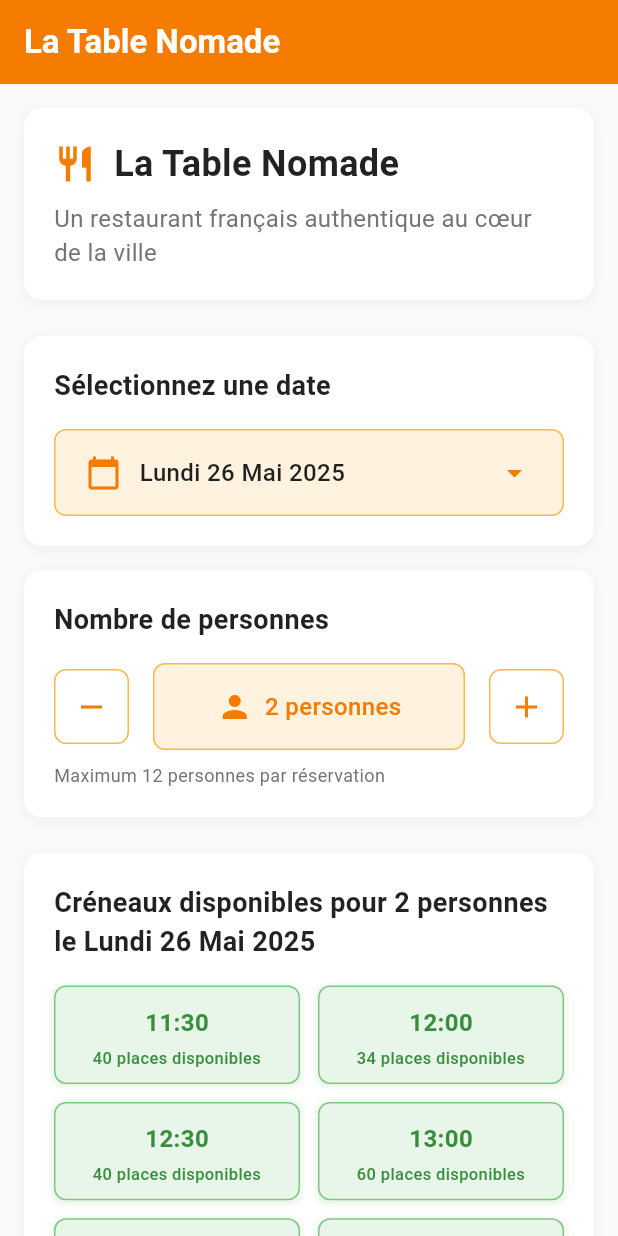
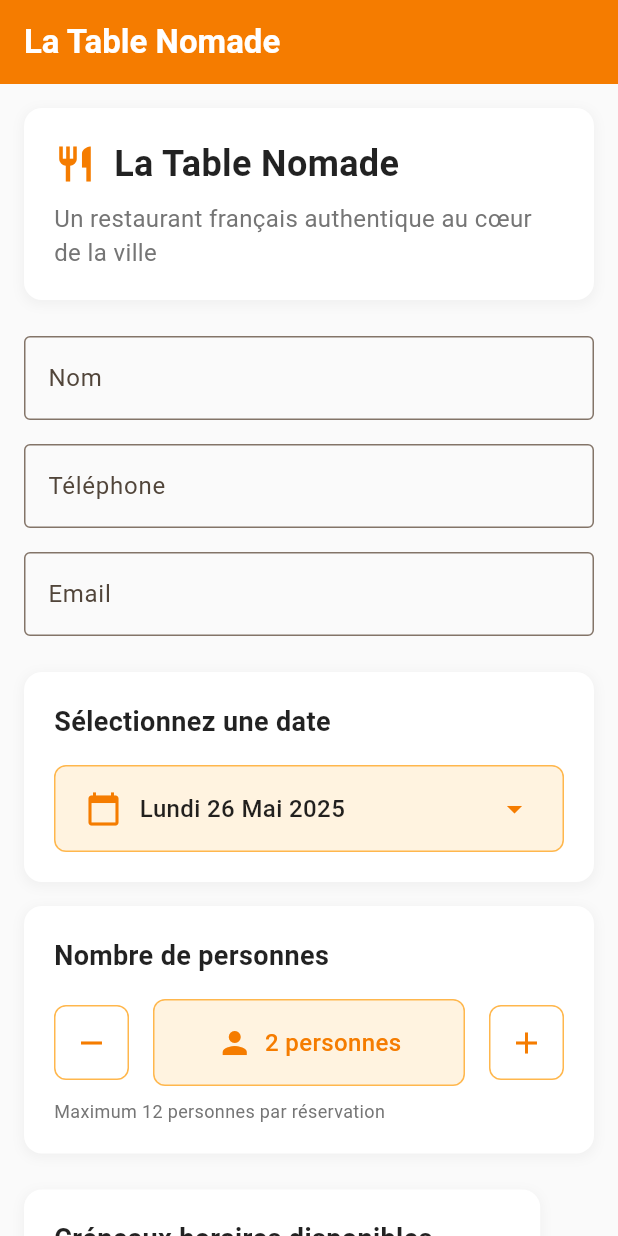
Before and after one commit to LoanCB/flutter-eval, a Flutter app: the screen it shows after launch, on a phone screen of 412 x 824 dp. Run offline on Flutter 3.47's test engine with Material 3 defaults, Android fonts, the phone set to English and light mode, and no system bars.

Commit message:
feat(reservation): add reservation form and confirmation screen with validation

```diff
--- /dev/null
+++ b/front/lib/models/reservation.dart
@@ -0,0 +1,33 @@
+import 'package:flutter/material.dart';
+
+class ReservationFormData {
+  final String name;
+  final String phone;
+  final String email;
+  final int numberOfGuests;
+  final DateTime date;
+  final TimeOfDay time;
+  String status;
+
+  ReservationFormData({
+    required this.name,
+    required this.phone,
+    required this.email,
+    required this.numberOfGuests,
+    required this.date,
+    required this.time,
+    this.status = 'pending',
+  });
+
+  Map<String, dynamic> toJson() {
+    return {
+      'name': name,
+      'phone': phone,
+      'email': email,
+      'numberOfGuests': numberOfGuests,
+      'date': date.toIso8601String(),
+      'time': '${time.hour}:${time.minute}',
+      'status': status,
+    };
+  }
+}
--- a/front/lib/screens/reservation_screen.dart
+++ b/front/lib/screens/reservation_screen.dart
@@ -1,6 +1,8 @@
 import 'package:flutter/material.dart';
 import '../models/restaurant_models.dart';
 import '../data/restaurant_data.dart';
+import '../models/reservation.dart';
+import 'reservation_confirmation_screen.dart';
 
 class ReservationScreen extends StatefulWidget {
   const ReservationScreen({super.key});
@@ -10,17 +12,31 @@ class ReservationScreen extends StatefulWidget {
 }
 
 class _ReservationScreenState extends State<ReservationScreen> {
+  final _formKey = GlobalKey<FormState>();
   DateTime? selectedDate;
-  int numberOfGuests = 2; // Valeur par défaut
+  TimeOfDay? selectedTime;
+  int numberOfGuests = 2;
   List<TimeSlot> availableTimeSlots = [];
   bool isLoading = false;
+
+  // Form controllers
+  final _nameController = TextEditingController();
+  final _phoneController = TextEditingController();
+  final _emailController = TextEditingController();
 
   @override
   void initState() {
     super.initState();
-    // Pré-sélectionner la date d'aujourd'hui
     selectedDate = DateTime.now();
     _loadTimeSlots();
+  }
+
+  @override
+  void dispose() {
+    _nameController.dispose();
+    _phoneController.dispose();
+    _emailController.dispose();
+    super.dispose();
   }
 
   void _loadTimeSlots() {
@@ -61,6 +77,110 @@ class _ReservationScreenState extends State<ReservationScreen> {
     }
   }
 
+  TimeOfDay _parseTimeSlot(String timeString) {
+    final parts = timeString.split(':');
+    return TimeOfDay(
+      hour: int.parse(parts[0]),
+      minute: int.parse(parts[1]),
+    );
+  }
+
+  void _handleTimeSlotSelection(TimeSlot slot) {
+    setState(() {
+      selectedTime = _parseTimeSlot(slot.time);
+    });
+  }
+
+  void _submitReservation() {
+    if (_formKey.currentState?.validate() ?? false) {
+      if (selectedDate == null || selectedTime == null) {
+        ScaffoldMessenger.of(context).showSnackBar(
+          const SnackBar(
+            content: Text('Veuillez sélectionner une date et une heure'),
+            backgroundColor: Colors.red,
+          ),
+        );
+        return;
+      }
+
+      final reservation = ReservationFormData(
+        name: _nameController.text,
+        phone: _phoneController.text,
+        email: _emailController.text,
+        numberOfGuests: numberOfGuests,
+        date: selectedDate!,
+        time: selectedTime!,
+      );
+
+      Navigator.push(
+        context,
+        MaterialPageRoute(
+          builder: (context) => ReservationConfirmationScreen(
+            reservation: reservation,
+          ),
+        ),
+      );
+    }
+  }
+
+  Widget _buildForm() {
+    return Form(
+      key: _formKey,
+      child: Column(
+        crossAxisAlignment: CrossAxisAlignment.start,
+        children: [
+          TextFormField(
+            controller: _nameController,
+            decoration: const InputDecoration(
+              labelText: 'Nom',
+              border: OutlineInputBorder(),
+            ),
+            validator: (value) {
+              if (value == null || value.isEmpty) {
+                return 'Veuillez entrer votre nom';
+              }
+              return null;
+            },
+          ),
+          const SizedBox(height: 16),
+          TextFormField(
+            controller: _phoneController,
+            decoration: const InputDecoration(
+              labelText: 'Téléphone',
+              border: OutlineInputBorder(),
+            ),
+            keyboardType: TextInputType.phone,
+            validator: (value) {
+              if (value == null || value.isEmpty) {
+                return 'Veuillez entrer votre numéro de téléphone';
+              }
+              // Add phone number validation if needed
+              return null;
+            },
+          ),
+          const SizedBox(height: 16),
+          TextFormField(
+            controller: _emailController,
+            decoration: const InputDecoration(
+              labelText: 'Email',
+              border: OutlineInputBorder(),
+            ),
+            keyboardType: TextInputType.emailAddress,
+            validator: (value) {
+              if (value == null || value.isEmpty) {
+                return 'Veuillez entrer votre email';
+              }
+              if (!value.contains('@')) {
+                return 'Veuillez entrer un email valide';
+              }
+              return null;
+            },
+          ),
+        ],
+      ),
+    );
+  }
+
   @override
   Widget build(BuildContext context) {
     return Scaffold(
@@ -85,6 +205,10 @@ class _ReservationScreenState extends State<ReservationScreen> {
             _buildRestaurantHeader(),
             const SizedBox(height: 24),
 
+            // Formulaire de réservation
+            _buildForm(),
+            const SizedBox(height: 24),
+
             // Sélection de la date
             _buildDateSelector(),
             const SizedBox(height: 16),
@@ -95,6 +219,19 @@ class _ReservationScreenState extends State<ReservationScreen> {
 
             // Créneaux horaires disponibles
             if (selectedDate != null) ...[_buildTimeSlotsSection()],
+
+            // Bouton de confirmation
+            const SizedBox(height: 24),
+            SizedBox(
+              width: double.infinity,
+              child: ElevatedButton(
+                onPressed: selectedTime != null ? _submitReservation : null,
+                style: ElevatedButton.styleFrom(
+                  padding: const EdgeInsets.symmetric(vertical: 16),
+                ),
+                child: const Text('Confirmer la réservation'),
+              ),
+            ),
           ],
         ),
       ),
@@ -321,8 +458,8 @@ class _ReservationScreenState extends State<ReservationScreen> {
   }
 
   Widget _buildTimeSlotsSection() {
-    if (!RestaurantData.isRestaurantOpen(selectedDate!)) {
-      return _buildClosedMessage();
+    if (isLoading) {
+      return const Center(child: CircularProgressIndicator());
     }
 
     return Container(
@@ -342,147 +479,53 @@ class _ReservationScreenState extends State<ReservationScreen> {
       child: Column(
         crossAxisAlignment: CrossAxisAlignment.start,
         children: [
-          Text(
-            'Créneaux disponibles pour $numberOfGuests ${numberOfGuests == 1 ? 'personne' : 'personnes'}\nle ${_formatDate(selectedDate!)}',
-            style: const TextStyle(
+          const Text(
+            'Créneaux horaires disponibles',
+            style: TextStyle(
               fontSize: 18,
               fontWeight: FontWeight.bold,
               color: Colors.black87,
             ),
           ),
           const SizedBox(height: 16),
-
-          if (isLoading)
-            const Center(
-              child: Padding(
-                padding: EdgeInsets.all(20.0),
-                child: CircularProgressIndicator(),
+          if (availableTimeSlots.isEmpty)
+            const Text(
+              'Aucun créneau disponible pour cette date',
+              style: TextStyle(
+                color: Colors.red,
+                fontStyle: FontStyle.italic,
               ),
             )
           else
-            _buildTimeSlotsList(),
+            Wrap(
+              spacing: 8,
+              runSpacing: 8,
+              children: availableTimeSlots.map((slot) {
+                final isSelected = selectedTime != null &&
+                    selectedTime!.hour == _parseTimeSlot(slot.time).hour &&
+                    selectedTime!.minute == _parseTimeSlot(slot.time).minute;
+
+                return ChoiceChip(
+                  label: Text(slot.time),
+                  selected: isSelected,
+                  onSelected: slot.isAvailable
+                      ? (bool selected) {
+                          if (selected) {
+                            _handleTimeSlotSelection(slot);
+                          }
+                        }
+                      : null,
+                  backgroundColor: Colors.grey[100],
+                  selectedColor: Colors.orange[100],
+                  labelStyle: TextStyle(
+                    color: slot.isAvailable
+                        ? (isSelected ? Colors.orange[700] : Colors.black87)
+                        : Colors.grey,
+                  ),
+                );
+              }).toList(),
+            ),
         ],
-      ),
-    );
-  }
-
-  Widget _buildClosedMessage() {
-    return Container(
-      padding: const EdgeInsets.all(20),
-      decoration: BoxDecoration(
-        color: Colors.red[50],
-        borderRadius: BorderRadius.circular(12),
-        border: Border.all(color: Colors.red[200]!),
-      ),
-      child: Row(
-        children: [
-          Icon(Icons.info_outline, color: Colors.red[700]),
-          const SizedBox(width: 12),
-          Expanded(
-            child: Text(
-              'Désolé, le restaurant est fermé ce jour-là.',
-              style: TextStyle(
-                fontSize: 16,
-                color: Colors.red[700],
-                fontWeight: FontWeight.w500,
-              ),
-            ),
-          ),
-        ],
-      ),
-    );
-  }
-
-  Widget _buildTimeSlotsList() {
-    return GridView.builder(
-      shrinkWrap: true,
-      physics: const NeverScrollableScrollPhysics(),
-      gridDelegate: const SliverGridDelegateWithFixedCrossAxisCount(
-        crossAxisCount: 2,
-        childAspectRatio: 2.5,
-        crossAxisSpacing: 12,
-        mainAxisSpacing: 12,
-      ),
-      itemCount: availableTimeSlots.length,
-      itemBuilder: (context, index) {
-        final timeSlot = availableTimeSlots[index];
-        return _buildTimeSlotCard(timeSlot);
-      },
-    );
-  }
-
-  Widget _buildTimeSlotCard(TimeSlot timeSlot) {
-    final bool hasEnoughSeats = timeSlot.availableSeats >= numberOfGuests;
-    final bool isAvailable = timeSlot.isAvailable && hasEnoughSeats;
-
-    Color backgroundColor;
-    Color borderColor;
-    Color textColor;
-    String statusText;
-
-    if (!timeSlot.isAvailable) {
-      backgroundColor = Colors.red[50]!;
-      borderColor = Colors.red[300]!;
-      textColor = Colors.red[700]!;
-      statusText = 'Complet';
-    } else if (!hasEnoughSeats) {
-      backgroundColor = Colors.orange[50]!;
-      borderColor = Colors.orange[300]!;
-      textColor = Colors.orange[700]!;
-      statusText =
-          'Pas assez de places\n(${timeSlot.availableSeats} disponibles)';
-    } else {
-      backgroundColor = Colors.green[50]!;
-      borderColor = Colors.green[300]!;
-      textColor = Colors.green[700]!;
-      statusText = '${timeSlot.availableSeats} places disponibles';
-    }
-
-    return InkWell(
-      onTap: isAvailable ? () => _onTimeSlotSelected(timeSlot) : null,
-      child: Container(
-        padding: const EdgeInsets.all(12),
-        decoration: BoxDecoration(
-          color: backgroundColor,
-          borderRadius: BorderRadius.circular(8),
-          border: Border.all(color: borderColor),
-          boxShadow:
-              isAvailable
-                  ? [
-                    BoxShadow(
-                      color: borderColor.withValues(alpha: 0.2),
-                      spreadRadius: 1,
-                      blurRadius: 3,
-                      offset: const Offset(0, 1),
-                    ),
-                  ]
-                  : null,
-        ),
-        child: Column(
-          mainAxisAlignment: MainAxisAlignment.center,
-          children: [
-            Text(
-              timeSlot.time,
-              style: TextStyle(
-                fontSize: 16,
-                fontWeight: FontWeight.bold,
-                color: textColor,
-              ),
-            ),
-            const SizedBox(height: 4),
-            Text(
-              statusText,
-              style: TextStyle(
-                fontSize: 11,
-                color: textColor,
-                fontWeight: FontWeight.w500,
-              ),
-              textAlign: TextAlign.center,
-              maxLines: 2,
-              overflow: TextOverflow.ellipsis,
-            ),
-          ],
-        ),
       ),
     );
   }
--- a/front/pubspec.yaml
+++ b/front/pubspec.yaml
@@ -30,6 +30,7 @@ environment:
 dependencies:
   flutter:
     sdk: flutter
+  intl: ^0.18.0 # Add this line for date formatting
 
   # The following adds the Cupertino Icons font to your application.
   # Use with the CupertinoIcons class for iOS style icons.
```
Also changed, not shown: front/lib/screens/reservation_confirmation_screen.dart (added, +138 -0 lines), front/pubspec.lock.
